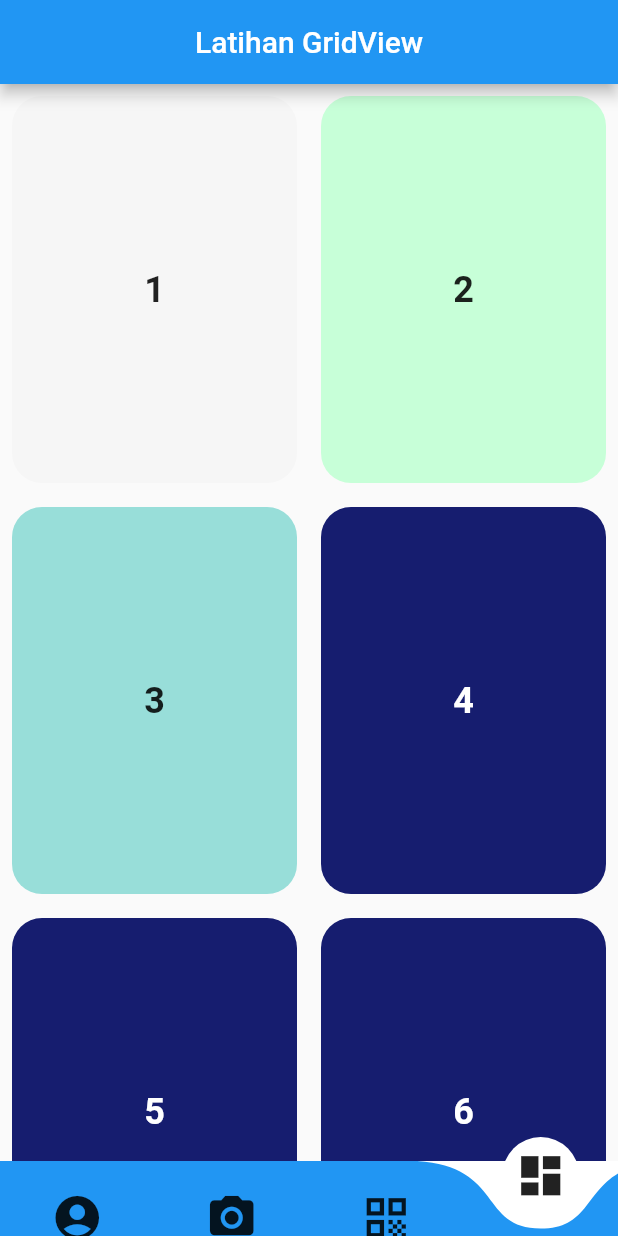
After one commit to alghvzali/tugas_qrcode, a Flutter app: the screen it shows after launch, item 4 of the bottom bar chosen, on a phone screen of 412 x 824 dp. The commit adds this screen. Run offline on Flutter 3.47's test engine with Material 2 defaults, Android fonts, the phone set to English and light mode, and no system bars; drawn by our look-alikes of curved_navigation_bar; our stand-ins replace qr_flutter; missing offline and left inert: barcode_scan.

Commit message:
Menambah halamanGridView

```diff
--- /dev/null
+++ b/lib/halamanGridView.dart
@@ -0,0 +1,111 @@
+import 'package:flutter/material.dart';
+
+class HalamanGridView extends StatelessWidget {
+  @override
+  Widget build(BuildContext context) {
+    var mediaQueryData = MediaQuery.of(context);
+    final double widthScreen = mediaQueryData.size.width;
+    final double appBarHeight = kToolbarHeight;
+    final double paddingTop = mediaQueryData.padding.top;
+    final double paddingBottom = mediaQueryData.padding.bottom;
+    final double heightScreen = mediaQueryData.size.height - paddingBottom - paddingTop - appBarHeight - 220.0;
+
+    return Scaffold(
+      appBar: AppBar(
+        title: Text(
+          "Latihan GridView",
+          style: TextStyle(color: Colors.white),
+        ),
+        centerTitle: true,
+      ),
+      body: SafeArea(
+        child: Padding(padding:const EdgeInsets.fromLTRB(0, 0.0, 0, 0.0),
+        child: GridView.count(
+          crossAxisCount: 2,
+          childAspectRatio: widthScreen/heightScreen,
+          children: <Widget>[
+            Padding(
+              padding: const EdgeInsets.all(8.0),
+              child: Container(
+                decoration: BoxDecoration(
+                    borderRadius: BorderRadius.all(Radius.circular(20.0),),
+                    color: Color(0xfff6f6f6)
+                ),
+                child: Center(
+                  child: Text("1", style: TextStyle(fontSize: 24.0,
+                      fontWeight: FontWeight.bold),),
+                ),
+              ),
+            ),
+            Padding(
+              padding: const EdgeInsets.all(8.0),
+              child: Container(
+                decoration: BoxDecoration(
+                    borderRadius: BorderRadius.all(Radius.circular(20.0),),
+                    color: Color(0xffc7ffd8)
+                ),
+                child: Center(
+                  child: Text("2", style: TextStyle(fontSize: 24.0,
+                      fontWeight: FontWeight.bold),),
+                ),
+              ),
+            ),
+            Padding(
+              padding: const EdgeInsets.all(8.0),
+              child: Container(
+                decoration: BoxDecoration(
+                    borderRadius: BorderRadius.all(Radius.circular(20.0),),
+                    color: Color(0xff98ded9)
+                ),
+                child: Center(
+                  child: Text("3", style: TextStyle(fontSize: 24.0,
+                      fontWeight: FontWeight.bold),),
+                ),
+              ),
+            ),
+            Padding(
+              padding: const EdgeInsets.all(8.0),
+              child: Container(
+                decoration: BoxDecoration(
+                    borderRadius: BorderRadius.all(Radius.circular(20.0),),
+                    color: Color(0xff161d6f)
+                ),
+                child: Center(
+                  child: Text("4", style: TextStyle(fontSize: 24.0,
+                      fontWeight: FontWeight.bold, color: Colors.white),),
+                ),
+              ),
+            ),
+            Padding(
+              padding: const EdgeInsets.all(8.0),
+              child: Container(
+                decoration: BoxDecoration(
+                    borderRadius: BorderRadius.all(Radius.circular(20.0),),
+                    color: Color(0xff161d6f)
+                ),
+                child: Center(
+                  child: Text("5", style: TextStyle(fontSize: 24.0,
+                      fontWeight: FontWeight.bold, color: Colors.white),),
+                ),
+              ),
+            ),
+            Padding(
+              padding: const EdgeInsets.all(8.0),
+              child: Container(
+                decoration: BoxDecoration(
+                    borderRadius: BorderRadius.all(Radius.circular(20.0),),
+                    color: Color(0xff161d6f)
+                ),
+                child: Center(
+                  child: Text("6", style: TextStyle(fontSize: 24.0,
+                      fontWeight: FontWeight.bold, color: Colors.white),),
+                ),
+              ),
+            ),
+          ],
+        ),
+      ),
+      ),
+    );
+  }
+}
--- a/lib/homePage.dart
+++ b/lib/homePage.dart
@@ -1,6 +1,7 @@
 import 'package:curved_navigation_bar/curved_navigation_bar.dart';
 import 'package:flutter/material.dart';
 import 'package:qrcode/generate.dart';
+import 'package:qrcode/halamanGridView.dart';
 import 'package:qrcode/profil.dart';
 import 'package:qrcode/scan.dart';
 
@@ -12,7 +13,7 @@ class HomePage extends StatefulWidget {
 class _HomePageState extends State<HomePage> {
   int selectedpage = 0;
 
-  final _halaman = [Profil(), ScanPage(), GeneratePage() ]; // Array untuk 3 halaman
+  final _halaman = [Profil(), ScanPage(), GeneratePage(), HalamanGridView(), ]; // Array untuk 3 halaman
 
   @override
   Widget build(BuildContext context) {
@@ -26,7 +27,8 @@ class _HomePageState extends State<HomePage> {
         items: [
           Icon(Icons.account_circle, size: 35),
           Icon(Icons.camera_alt, size: 35),
-          Icon(Icons.qr_code, size: 35)
+          Icon(Icons.qr_code, size: 35),
+          Icon(Icons.dashboard, size: 35),
         ], onTap: (index){
         setState(() {
           selectedpage = index;
```
